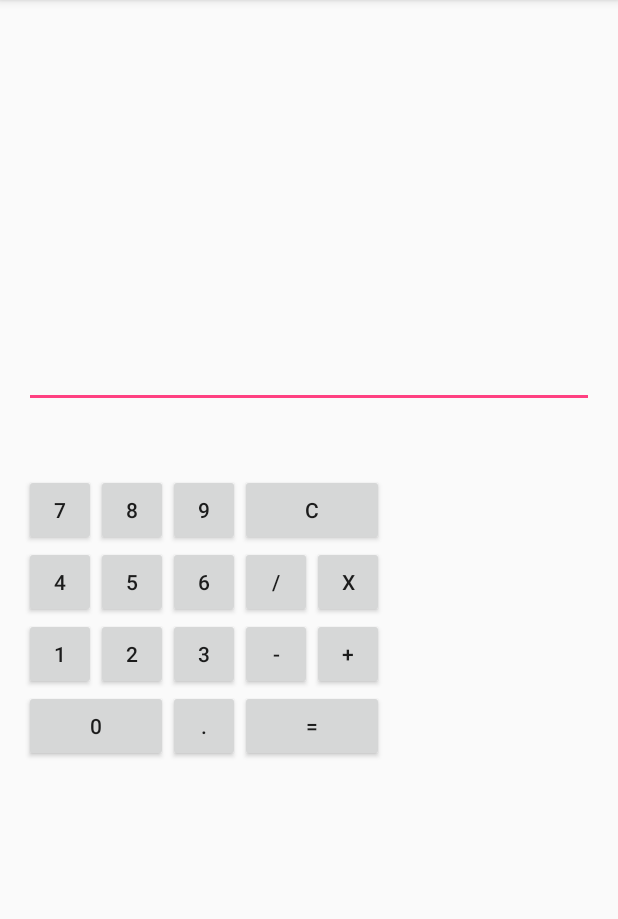
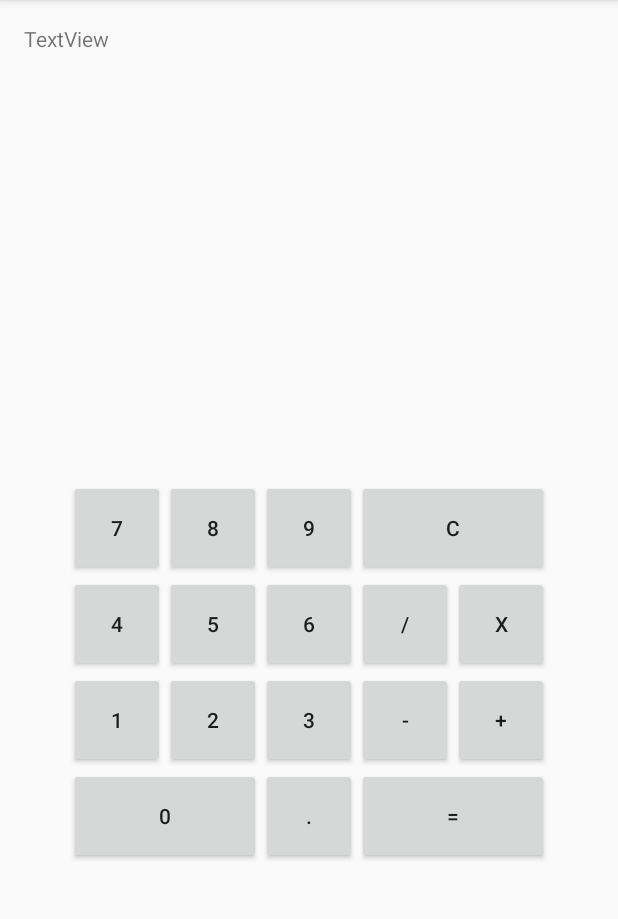
Before and after one commit to Master-Max/BadCalculator, an Android app: the screen it shows after launch (MainActivity), on a phone screen of 412 x 824 dp, the part 84-1003 px from its top. Run offline under Robolectric (Android 15) with nearby library versions, the phone set to English and light mode, and no system bars.

Commit message:
fixed layout

```diff
--- a/app/src/main/res/layout/activity_main.xml
+++ b/app/src/main/res/layout/activity_main.xml
@@ -11,199 +11,181 @@
     tools:context="com.example.mx.badcalculator.MainActivity">
 
     <RelativeLayout
-        android:layout_width="match_parent"
-        android:layout_height="match_parent"
-        android:layout_alignParentTop="true"
-        android:layout_alignParentLeft="true"
-        android:layout_alignParentStart="true">
-
-        <EditText
-            android:layout_width="wrap_content"
+        android:layout_width="320dp"
         android:layout_height="256dp"
-            android:inputType="number"
-            android:ems="10"
-            android:id="@+id/editText"
-            android:layout_alignParentTop="true"
-            android:layout_alignParentLeft="true"
-            android:layout_alignParentStart="true"
-            android:layout_alignParentRight="true"
-            android:layout_alignParentEnd="true" />
-
-
-
-        <RelativeLayout
-            android:layout_width="256dp"
-            android:layout_height="256dp"
-            android:layout_below="@+id/editText"
-            android:layout_marginTop="36dp"
-            android:layout_alignParentRight="true"
-            android:layout_alignParentEnd="true"
-            android:layout_alignParentLeft="true"
-            android:layout_alignParentStart="true">
-
-            <Button
-                android:text="7"
-                android:layout_width="48dp"
-                android:layout_height="48dp"
-                android:layout_marginTop="8dp"
-                android:id="@+id/num7"
-                android:layout_alignParentLeft="true"
-                android:layout_alignParentStart="true" />
-
-            <Button
-                android:text="8"
-                android:layout_width="48dp"
-                android:layout_height="48dp"
-                android:id="@+id/num8"
-                android:layout_alignBaseline="@+id/num7"
-                android:layout_alignBottom="@+id/num7"
-                android:layout_toRightOf="@+id/num7"
-                android:layout_toEndOf="@+id/num7" />
-
-            <Button
-                android:text="9"
-                android:layout_width="48dp"
-                android:layout_height="48dp"
-                android:id="@+id/num9"
-                android:layout_alignBaseline="@+id/num8"
-                android:layout_alignBottom="@+id/num8"
-                android:layout_toRightOf="@+id/num8"
-                android:layout_toEndOf="@+id/num8" />
+        android:id="@+id/relativeLayout"
+        android:layout_centerHorizontal="true"
+        android:layout_below="@+id/textView"
+        android:layout_marginTop="48dp">
 
         <Button
             android:text="4"
-                android:layout_width="48dp"
-                android:layout_height="48dp"
+            android:layout_width="64dp"
+            android:layout_height="64dp"
             android:id="@+id/num4"
             android:layout_below="@+id/num7"
             android:layout_alignParentLeft="true"
             android:layout_alignParentStart="true" />
 
         <Button
+            android:text="5"
+            android:layout_width="64dp"
+            android:layout_height="64dp"
+            android:id="@+id/num5"
+            android:layout_alignBottom="@+id/num4"
+            android:layout_toRightOf="@+id/num4"
+            android:layout_toEndOf="@+id/num4"
+            android:layout_below="@+id/num7" />
+
+        <Button
+            android:text="6"
+            android:layout_width="64dp"
+            android:layout_height="64dp"
+            android:id="@+id/num6"
+            android:layout_alignBottom="@+id/num5"
+            android:layout_toRightOf="@+id/num5"
+            android:layout_toEndOf="@+id/num5"
+            android:layout_alignTop="@+id/num5" />
+
+        <Button
+            android:text="8"
+            android:layout_width="64dp"
+            android:layout_height="64dp"
+            android:id="@+id/num8"
+            android:layout_above="@+id/num4"
+            android:layout_toRightOf="@+id/num7"
+            android:layout_toEndOf="@+id/num7" />
+
+        <Button
+            android:text="9"
+            android:layout_width="64dp"
+            android:layout_height="64dp"
+            android:id="@+id/num9"
+            android:layout_above="@+id/num6"
+            android:layout_toRightOf="@+id/num5"
+            android:layout_toEndOf="@+id/num5" />
+
+        <Button
+            android:text="C"
+            android:layout_width="128dp"
+            android:layout_height="64dp"
+            android:id="@+id/btClear"
+            android:layout_alignParentTop="true"
+            android:layout_toRightOf="@+id/num9"
+            android:layout_toEndOf="@+id/num9" />
+
+        <Button
+            android:text="/"
+            android:layout_width="64dp"
+            android:layout_height="64dp"
+            android:id="@+id/btDiv"
+            android:layout_below="@+id/btClear"
+            android:layout_toRightOf="@+id/num6"
+            android:layout_toEndOf="@+id/num6" />
+
+        <Button
+            android:text="x"
+            android:layout_width="64dp"
+            android:layout_height="64dp"
+            android:id="@+id/dtMul"
+            android:layout_below="@+id/btClear"
+            android:layout_toRightOf="@+id/btDiv"
+            android:layout_toEndOf="@+id/btDiv" />
+
+        <Button
             android:text="1"
-                android:layout_width="48dp"
-                android:layout_height="48dp"
+            android:layout_width="64dp"
+            android:layout_height="64dp"
             android:id="@+id/num1"
             android:layout_below="@+id/num4"
             android:layout_alignParentLeft="true"
             android:layout_alignParentStart="true" />
 
         <Button
-                android:text="5"
-                android:layout_width="48dp"
-                android:layout_height="48dp"
-                android:id="@+id/num5"
-                android:layout_below="@+id/num8"
-                android:layout_toRightOf="@+id/num4"
-                android:layout_toEndOf="@+id/num4" />
-
-            <Button
-                android:text="6"
-                android:layout_width="48dp"
-                android:layout_height="48dp"
-                android:id="@+id/num6"
-                android:layout_below="@+id/num9"
-                android:layout_toRightOf="@+id/num5"
-                android:layout_toEndOf="@+id/num5" />
+            android:text="2"
+            android:layout_width="64dp"
+            android:layout_height="64dp"
+            android:id="@+id/num2"
+            android:layout_above="@+id/num0"
+            android:layout_toRightOf="@+id/num1"
+            android:layout_toEndOf="@+id/num1" />
 
         <Button
             android:text="3"
-                android:layout_width="48dp"
-                android:layout_height="48dp"
+            android:layout_width="64dp"
+            android:layout_height="64dp"
             android:id="@+id/num3"
-                android:layout_below="@+id/num6"
+            android:layout_above="@+id/num0"
             android:layout_toRightOf="@+id/num2"
             android:layout_toEndOf="@+id/num2" />
 
         <Button
-                android:text="2"
-                android:layout_width="48dp"
-                android:layout_height="48dp"
-                android:id="@+id/num2"
-                android:layout_below="@+id/num5"
-                android:layout_toRightOf="@+id/num1"
-                android:layout_toEndOf="@+id/num1" />
+            android:text="+"
+            android:layout_width="64dp"
+            android:layout_height="64dp"
+            android:id="@+id/vtPlu"
+            android:layout_below="@+id/dtMul"
+            android:layout_alignParentRight="true"
+            android:layout_alignParentEnd="true" />
 
         <Button
-                android:text="C"
-                android:layout_width="96dp"
-                android:layout_height="48dp"
-                android:id="@+id/btC"
-                android:layout_alignBaseline="@+id/num9"
-                android:layout_alignBottom="@+id/num9"
-                android:layout_toRightOf="@+id/num9"
-                android:layout_alignRight="@+id/btMul"
-                android:layout_alignEnd="@+id/btMul" />
-
-            <Button
-                android:text="/"
-                android:layout_width="48dp"
-                android:layout_height="48dp"
-                android:id="@+id/btDiv"
-                android:layout_alignBaseline="@+id/num6"
-                android:layout_alignBottom="@+id/num6"
-                android:layout_toRightOf="@+id/num6"
-                android:layout_toEndOf="@+id/num6" />
-
-            <Button
-                android:text="x"
-                android:layout_width="48dp"
-                android:layout_height="48dp"
-                android:id="@+id/btMul"
-                android:layout_alignBaseline="@+id/btDiv"
-                android:layout_alignBottom="@+id/btDiv"
-                android:layout_toRightOf="@+id/btDiv"
-                android:layout_toEndOf="@+id/btDiv" />
-
-            <Button
-                android:text="-"
-                android:layout_width="48dp"
-                android:layout_height="48dp"
-                android:id="@+id/btMin"
-                android:layout_below="@+id/btDiv"
-                android:layout_toRightOf="@+id/num6"
-                android:layout_toEndOf="@+id/num6" />
-
-            <Button
-                android:text="+"
-                android:layout_width="48dp"
-                android:layout_height="48dp"
-                android:id="@+id/btPs"
-                android:layout_below="@+id/btMul"
-                android:layout_toRightOf="@+id/btDiv"
-                android:layout_toEndOf="@+id/btDiv" />
+            android:text="7"
+            android:layout_width="64dp"
+            android:layout_height="64dp"
+            android:id="@+id/num7"
+            android:layout_alignParentTop="true"
+            android:layout_alignParentLeft="true"
+            android:layout_alignParentStart="true" />
 
         <Button
             android:text="="
-                android:layout_width="96dp"
-                android:layout_height="48dp"
+            android:layout_width="128dp"
+            android:layout_height="64dp"
             android:id="@+id/btEq"
-                android:layout_below="@+id/btMin"
-                android:layout_toRightOf="@+id/num3"
-                android:layout_alignRight="@+id/btPs"
-                android:layout_alignEnd="@+id/btPs" />
+            android:layout_alignParentBottom="true"
+            android:layout_alignParentRight="true"
+            android:layout_alignParentEnd="true" />
 
         <Button
             android:text="0"
-                android:layout_width="96dp"
+            android:layout_width="128dp"
+            android:layout_height="64dp"
             android:id="@+id/num0"
-                android:layout_height="48dp"
-                android:layout_below="@+id/num1"
+            android:layout_alignParentBottom="true"
             android:layout_alignParentLeft="true"
             android:layout_alignParentStart="true" />
 
         <Button
             android:text="."
-                android:layout_width="48dp"
-                android:layout_height="48dp"
-                android:id="@+id/numDt"
-                android:layout_alignBaseline="@+id/btEq"
-                android:layout_alignBottom="@+id/btEq"
-                android:layout_toRightOf="@+id/num0"
-                android:layout_toEndOf="@+id/num0" />
+            android:layout_width="64dp"
+            android:layout_height="64dp"
+            android:id="@+id/btDot"
+            android:layout_alignParentBottom="true"
+            android:layout_toRightOf="@+id/num2"
+            android:layout_toEndOf="@+id/num2" />
 
+        <Button
+            android:text="-"
+            android:layout_width="64dp"
+            android:layout_height="64dp"
+            android:id="@+id/btMin"
+            android:layout_alignBottom="@+id/num3"
+            android:layout_toRightOf="@+id/num6"
+            android:layout_toEndOf="@+id/num6"
+            android:layout_below="@+id/num6" />
 
     </RelativeLayout>
 
+
+    <TextView
+        android:text="TextView"
+        android:layout_width="wrap_content"
+        android:layout_height="256dp"
+        android:layout_alignParentTop="true"
+        android:id="@+id/textView"
+        android:layout_alignParentRight="true"
+        android:layout_alignParentEnd="true"
+        android:layout_alignParentLeft="true"
+        android:layout_alignParentStart="true" />
+
 </RelativeLayout>
-</RelativeLayout>
```
Lines whose indentation alone changed are shown as unchanged.
